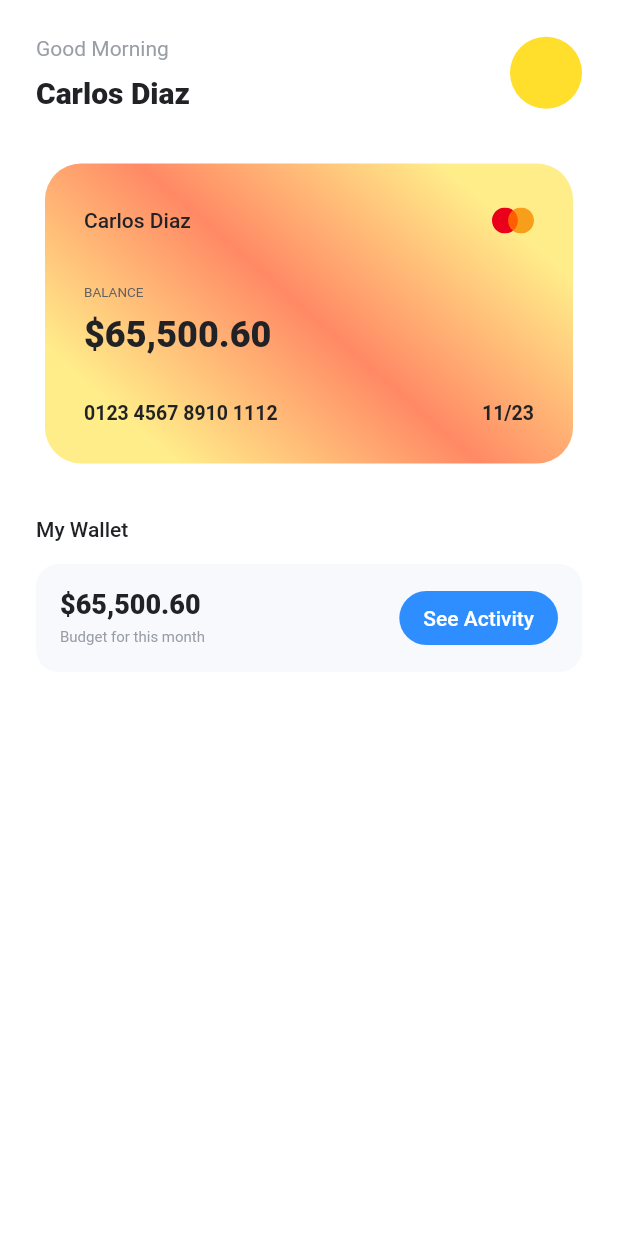
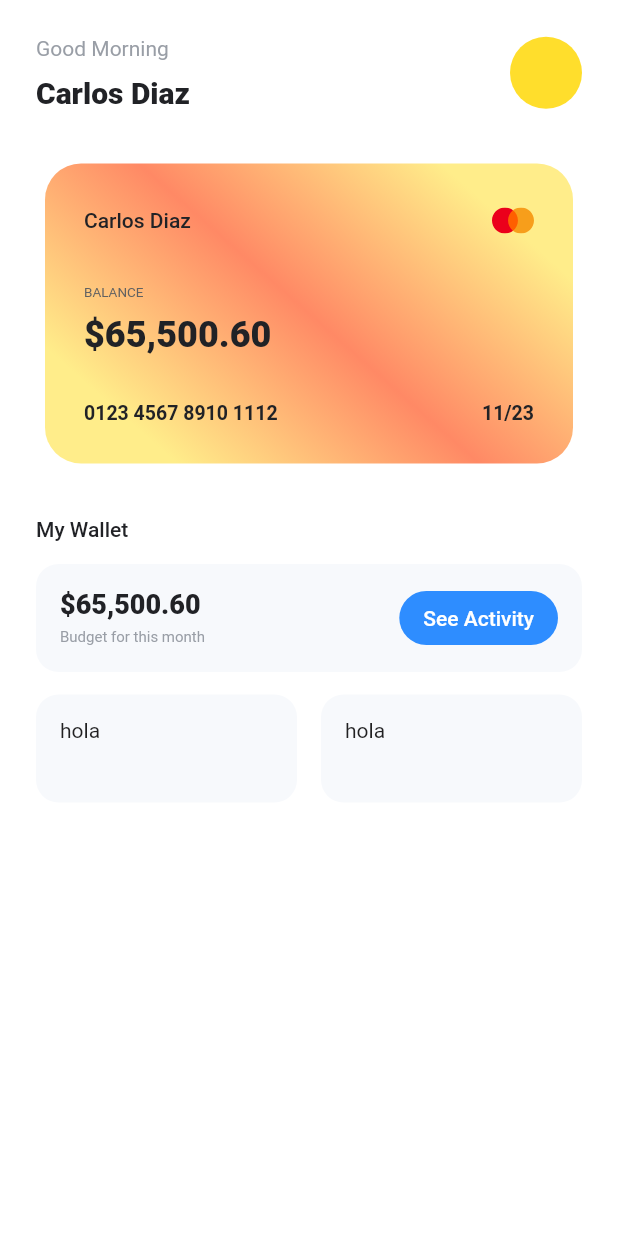
Before and after one commit to CarlosDiaz12/expenses-ui-challenge, a Flutter app: the screen it shows after launch, on a phone screen of 412 x 824 dp. Run offline on Flutter 3.47's test engine with Material 2 defaults, Android fonts, the phone set to English and light mode, and no system bars; our stand-ins replace flutter_svg.

Commit message:
🚧 custom box added

```diff
--- a/lib/pages/home_page.dart
+++ b/lib/pages/home_page.dart
@@ -1,5 +1,6 @@
 import 'package:expenses_ui_challenge/constants/app_constants.dart';
 import 'package:expenses_ui_challenge/widgets/card_widget.dart';
+import 'package:expenses_ui_challenge/widgets/custom_box.dart';
 import 'package:expenses_ui_challenge/widgets/header.dart';
 import 'package:flutter/material.dart';
 
@@ -35,14 +36,7 @@ class HomePage extends StatelessWidget {
                       ),
                     ),
                     SizedBox(height: 15),
-                    Container(
-                      padding: EdgeInsets.all(16),
-                      width: double.infinity,
-                      height: 72,
-                      decoration: BoxDecoration(
-                        color: AppConstants.lightGreyColor,
-                        borderRadius: BorderRadius.circular(15),
-                      ),
+                    CustomBox(
                       child: Row(
                         mainAxisAlignment: MainAxisAlignment.spaceBetween,
                         children: [
@@ -82,6 +76,22 @@ class HomePage extends StatelessWidget {
                         ],
                       ),
                     ),
+                    SizedBox(height: 15),
+                    Row(
+                      children: [
+                        Flexible(
+                          child: CustomBox(
+                            child: Text('hola'),
+                          ),
+                        ),
+                        SizedBox(width: 16),
+                        Flexible(
+                          child: CustomBox(
+                            child: Text('hola'),
+                          ),
+                        ),
+                      ],
+                    )
                   ],
                 ),
               )
--- /dev/null
+++ b/lib/widgets/custom_box.dart
@@ -0,0 +1,24 @@
+import 'package:expenses_ui_challenge/constants/app_constants.dart';
+import 'package:flutter/material.dart';
+
+class CustomBox extends StatelessWidget {
+  final Widget child;
+  const CustomBox({
+    Key? key,
+    required this.child,
+  }) : super(key: key);
+
+  @override
+  Widget build(BuildContext context) {
+    return Container(
+      padding: EdgeInsets.all(16),
+      width: double.infinity,
+      height: 72,
+      decoration: BoxDecoration(
+        color: AppConstants.lightGreyColor,
+        borderRadius: BorderRadius.circular(15),
+      ),
+      child: child,
+    );
+  }
+}
```
